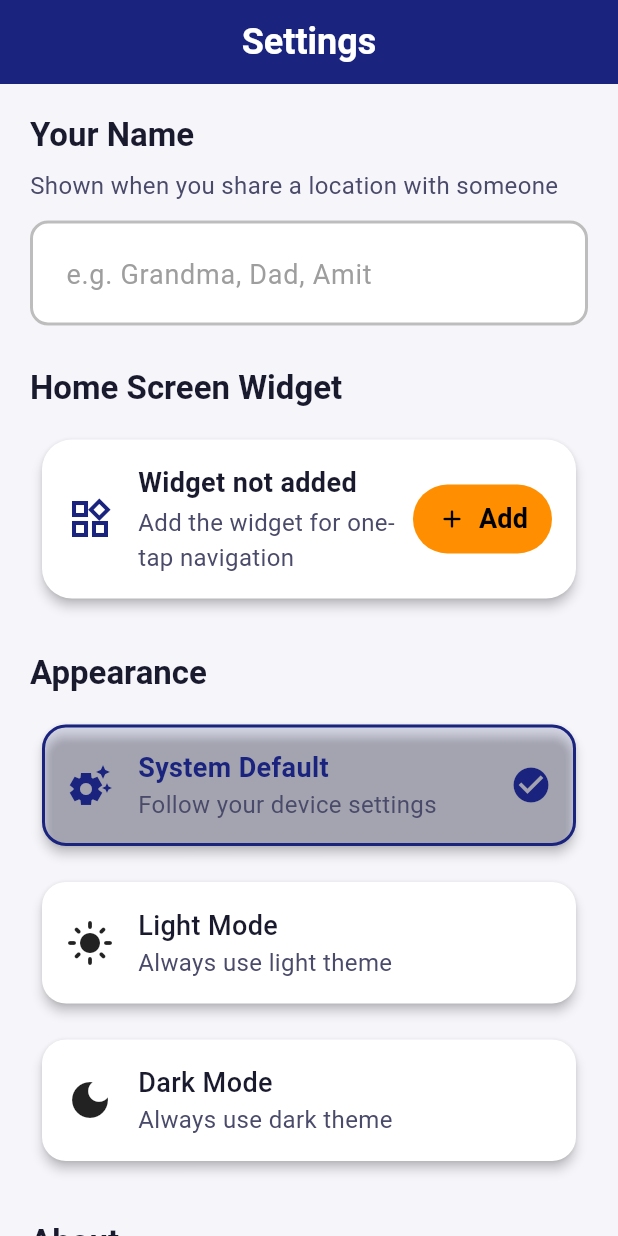
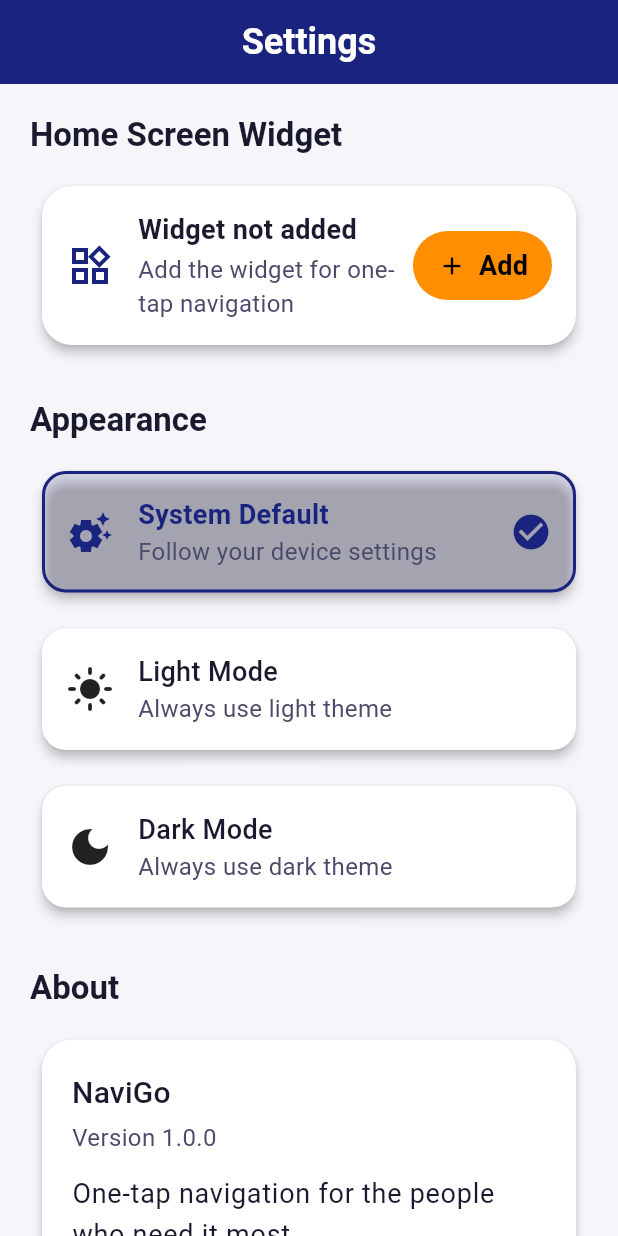
Before and after one commit to navigo-widget/location-shortcut-widget, a Flutter app: the SettingsScreen screen opened by its route, on a phone screen of 412 x 824 dp. Run offline on Flutter 3.47's test engine with Material 3 defaults, Android fonts, the phone set to English and light mode, and no system bars; our stand-ins replace app_links, flutter_riverpod, go_router, hive_ce, hive_ce_flutter, share_plus; missing offline and left inert: home_widget; accounts and stored records are empty; generated files the repository leaves out were written again.

Commit message:
Remove user name from share flow, simplify share message
Keep share message clean without sender name. Remove user_provider,
name field in settings, and first-share name prompt.

Co-Authored-By: Claude Opus 4.6 <noreply@anthropic.com>

```diff
--- a/lib/providers/user_provider.dart
+++ /dev/null
@@ -1,28 +0,0 @@
-import 'package:flutter_riverpod/flutter_riverpod.dart';
-import 'package:hive_ce/hive.dart';
-
-const _settingsBox = 'settings';
-const _userNameKey = 'user_name';
-
-/// Persisted user display name, used in share messages.
-final userNameProvider =
-    StateNotifierProvider<UserNameNotifier, String>((ref) {
-  return UserNameNotifier();
-});
-
-class UserNameNotifier extends StateNotifier<String> {
-  UserNameNotifier() : super('') {
-    _load();
-  }
-
-  Future<void> _load() async {
-    final box = await Hive.openBox(_settingsBox);
-    state = box.get(_userNameKey, defaultValue: '') as String;
-  }
-
-  Future<void> setName(String name) async {
-    state = name.trim();
-    final box = await Hive.openBox(_settingsBox);
-    await box.put(_userNameKey, state);
-  }
-}
--- a/lib/screens/settings_screen.dart
+++ b/lib/screens/settings_screen.dart
@@ -1,7 +1,6 @@
 import 'package:flutter/material.dart';
 import 'package:flutter_riverpod/flutter_riverpod.dart';
 import 'package:navigo/providers/theme_provider.dart';
-import 'package:navigo/providers/user_provider.dart';
 import 'package:navigo/services/widget_service.dart';
 
 class SettingsScreen extends ConsumerStatefulWidget {
@@ -13,23 +12,11 @@ class SettingsScreen extends ConsumerStatefulWidget {
 
 class _SettingsScreenState extends ConsumerState<SettingsScreen> {
   bool? _isWidgetPinned;
-  late TextEditingController _nameController;
 
   @override
   void initState() {
     super.initState();
-    _nameController = TextEditingController();
     _checkWidgetStatus();
-    // Load name after first frame so provider is ready
-    WidgetsBinding.instance.addPostFrameCallback((_) {
-      _nameController.text = ref.read(userNameProvider);
-    });
-  }
-
-  @override
-  void dispose() {
-    _nameController.dispose();
-    super.dispose();
   }
 
   Future<void> _checkWidgetStatus() async {
@@ -51,31 +38,6 @@ class _SettingsScreenState extends ConsumerState<SettingsScreen> {
       body: ListView(
         padding: const EdgeInsets.all(20),
         children: [
-          // Your Name section
-          Text(
-            'Your Name',
-            style: theme.textTheme.titleLarge,
-          ),
-          const SizedBox(height: 8),
-          Text(
-            'Shown when you share a location with someone',
-            style: theme.textTheme.bodyMedium,
-          ),
-          const SizedBox(height: 12),
-          TextField(
-            controller: _nameController,
-            style: const TextStyle(fontSize: 20),
-            decoration: const InputDecoration(
-              hintText: 'e.g. Grandma, Dad, Amit',
-            ),
-            textCapitalization: TextCapitalization.words,
-            onChanged: (value) {
-              ref.read(userNameProvider.notifier).setName(value);
-            },
-          ),
-
-          const SizedBox(height: 28),
-
           // Widget section
           Text(
             'Home Screen Widget',
--- a/lib/services/sharing_service.dart
+++ b/lib/services/sharing_service.dart
@@ -22,17 +22,11 @@ class SharingService {
   }
 
   /// Share a shortcut with a friendly message and a single clean link.
-  ///
-  /// [userName] is the sender's name (from settings). If empty, uses "Someone".
-  static Future<void> shareShortcutWithFallback(
-    LocationShortcut shortcut, {
-    String userName = '',
-  }) async {
+  static Future<void> shareShortcutWithFallback(LocationShortcut shortcut) async {
     final shareUrl = buildShareUrl(shortcut);
-    final sender = userName.isNotEmpty ? userName : 'Someone';
 
     final message =
-        '$sender shared a location with you using NaviGo!\n'
+        'Here\'s a location shared via NaviGo!\n'
         '\n'
         'Location: ${shortcut.label}\n'
         '\n'
```
Also changed, not shown: lib/screens/edit_shortcut_screen.dart (+1 -63 lines), pubspec.lock (added), 1 other file.
